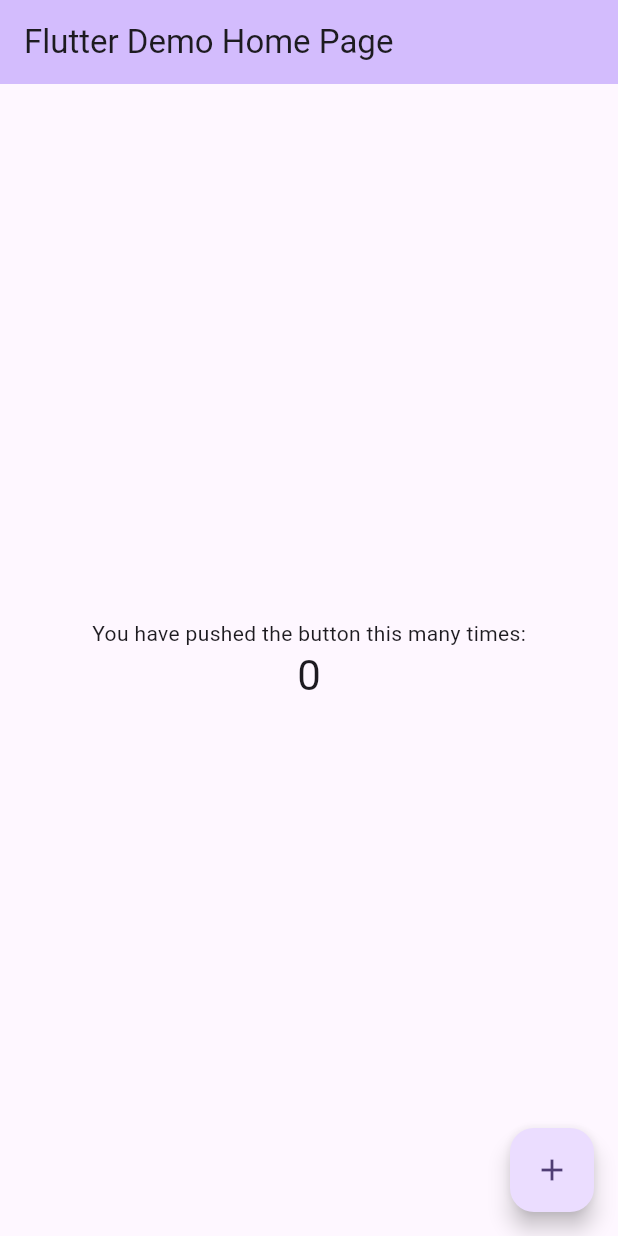
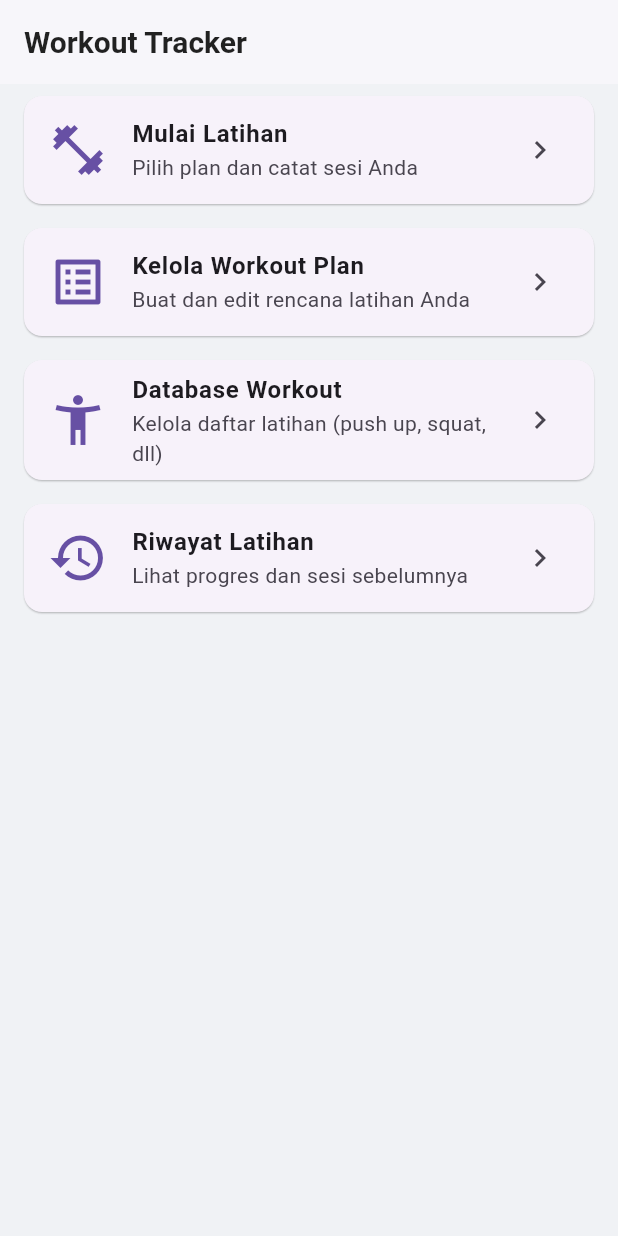
Before and after one commit to dzulfahmi/fitworkout, a Flutter app: the screen it shows after launch, on a phone screen of 412 x 824 dp. Run offline on Flutter 3.47's test engine with Material 3 defaults, Android fonts, the phone set to English and light mode, and no system bars; our stand-ins replace go_router, sqflite; accounts and stored records are empty.

Commit message:
Implement app routing and workout management features
- Add app_router.dart for route definitions and navigation
- Create HomeScreen and WorkoutListScreen for user interaction
- Update Workout model to WorkoutModel for consistency
- Modify DatabaseHelper methods to use WorkoutModel
- Integrate go_router for improved routing functionality
- Update pubspec.yaml and pubspec.lock to include go_router dependency

```diff
--- /dev/null
+++ b/lib/app_router.dart
@@ -0,0 +1,59 @@
+import 'package:fit_workout/screens/home_screen.dart';
+import 'package:fit_workout/screens/workout_list_screen.dart';
+import 'package:flutter/material.dart';
+import 'package:go_router/go_router.dart';
+// TODO: Impor halaman lain saat sudah dibuat
+// import 'package:home_workout_tracker/screens/plan_list_screen.dart';
+// import 'package:home_workout_tracker/screens/history_screen.dart';
+// import 'package:home_workout_tracker/screens/start_session_screen.dart';
+
+// Definisikan nama route agar mudah diakses dan menghindari typo
+class AppRoutes {
+  static const String homeRouteName = 'home';
+  static const String workoutListRouteName = 'workouts';
+  static const String planListRouteName = 'plans';
+  static const String historyRouteName = 'history';
+  static const String startSessionRouteName = 'start-session';
+}
+
+final appRouter = GoRouter(
+  initialLocation: '/', // Rute awal saat aplikasi dibuka
+  routes: [
+    GoRoute(
+      path: '/',
+      name: AppRoutes.homeRouteName,
+      builder: (context, state) => const HomeScreen(),
+    ),
+    GoRoute(
+      path: '/workouts',
+      name: AppRoutes.workoutListRouteName,
+      builder: (context, state) => const WorkoutListScreen(),
+    ),
+    // --- TODO: Tambahkan Rute Lain Di Sini ---
+    // Contoh untuk halaman yang belum dibuat:
+    /*
+    GoRoute(
+      path: '/plans',
+      name: AppRoutes.planListRouteName,
+      builder: (context, state) => const PlanListScreen(), // Ganti dengan widget Anda
+    ),
+    GoRoute(
+      path: '/history',
+      name: AppRoutes.historyRouteName,
+      builder: (context, state) => const HistoryScreen(), // Ganti dengan widget Anda
+    ),
+    GoRoute(
+      path: '/start-session',
+      name: AppRoutes.startSessionRouteName,
+      builder: (context, state) => const StartSessionScreen(), // Ganti dengan widget Anda
+    ),
+    */
+  ],
+  // Opsional: Tambahkan error builder untuk menangani rute yang tidak ditemukan
+  errorBuilder: (context, state) => Scaffold(
+    appBar: AppBar(title: const Text('Halaman Tidak Ditemukan')),
+    body: Center(
+      child: Text('Error: Rute ${state.error} tidak ada.'),
+    ),
+  ),
+);
--- a/lib/main.dart
+++ b/lib/main.dart
@@ -1,122 +1,60 @@
+import 'package:fit_workout/app_router.dart';
 import 'package:flutter/material.dart';
 
-void main() {
+void main() async {
+  // Pastikan Flutter binding diinisialisasi sebelum menjalankan kode async
+  WidgetsFlutterBinding.ensureInitialized();
+
+  // Anda bisa inisialisasi database di sini jika perlu,
+  // tapi lebih baik dilakukan 'lazy' (saat pertama kali dibutuhkan)
+  // di dalam DatabaseHelper.
+
   runApp(const MyApp());
 }
 
 class MyApp extends StatelessWidget {
   const MyApp({super.key});
 
-  // This widget is the root of your application.
   @override
   Widget build(BuildContext context) {
-    return MaterialApp(
-      title: 'Flutter Demo',
+    // Ubah dari MaterialApp ke MaterialApp.router
+    return MaterialApp.router(
+      title: 'Home Workout Tracker',
       theme: ThemeData(
-        // This is the theme of your application.
-        //
-        // TRY THIS: Try running your application with "flutter run". You'll see
-        // the application has a purple toolbar. Then, without quitting the app,
-        // try changing the seedColor in the colorScheme below to Colors.green
-        // and then invoke "hot reload" (save your changes or press the "hot
-        // reload" button in a Flutter-supported IDE, or press "r" if you used
-        // the command line to start the app).
-        //
-        // Notice that the counter didn't reset back to zero; the application
-        // state is not lost during the reload. To reset the state, use hot
-        // restart instead.
-        //
-        // This works for code too, not just values: Most code changes can be
-        // tested with just a hot reload.
-        colorScheme: ColorScheme.fromSeed(seedColor: Colors.deepPurple),
+        primarySwatch: Colors.blue,
+        useMaterial3: true,
+        scaffoldBackgroundColor: const Color(0xFFF0F2F5),
+        appBarTheme: const AppBarTheme(
+          backgroundColor: Colors.white,
+          elevation: 1,
+          foregroundColor: Colors.black87,
+          titleTextStyle: TextStyle(
+            color: Colors.black87,
+            fontSize: 20,
+            fontWeight: FontWeight.bold,
+          ),
+        ),
+        // --- PERBAIKAN DI SINI ---
+        // Mengganti CardTheme (sebuah widget) dengan CardThemeData (sebuah objek data tema)
+        cardTheme: CardThemeData(
+          elevation: 0.5,
+          margin: const EdgeInsets.symmetric(vertical: 8, horizontal: 16),
+          shape: RoundedRectangleBorder(
+            borderRadius: BorderRadius.circular(12),
+          ),
+        ),
+        floatingActionButtonTheme: FloatingActionButtonThemeData(
+          backgroundColor: Colors.blue.shade700,
+          foregroundColor: Colors.white,
+        ),
       ),
-      home: const MyHomePage(title: 'Flutter Demo Home Page'),
+      // Hapus 'home' karena sudah di-handle routerConfig
+      // home: const HomeScreen(),
+
+      // Tambahkan routerConfig dari file app_router.dart
+      routerConfig: appRouter,
+
+      debugShowCheckedModeBanner: false,
     );
   }
 }
-
-class MyHomePage extends StatefulWidget {
-  const MyHomePage({super.key, required this.title});
-
-  // This widget is the home page of your application. It is stateful, meaning
-  // that it has a State object (defined below) that contains fields that affect
-  // how it looks.
-
-  // This class is the configuration for the state. It holds the values (in this
-  // case the title) provided by the parent (in this case the App widget) and
-  // used by the build method of the State. Fields in a Widget subclass are
-  // always marked "final".
-
-  final String title;
-
-  @override
-  State<MyHomePage> createState() => _MyHomePageState();
-}
-
-class _MyHomePageState extends State<MyHomePage> {
-  int _counter = 0;
-
-  void _incrementCounter() {
-    setState(() {
-      // This call to setState tells the Flutter framework that something has
-      // changed in this State, which causes it to rerun the build method below
-      // so that the display can reflect the updated values. If we changed
-      // _counter without calling setState(), then the build method would not be
-      // called again, and so nothing would appear to happen.
-      _counter++;
-    });
-  }
-
-  @override
-  Widget build(BuildContext context) {
-    // This method is rerun every time setState is called, for instance as done
-    // by the _incrementCounter method above.
-    //
-    // The Flutter framework has been optimized to make rerunning build methods
-    // fast, so that you can just rebuild anything that needs updating rather
-    // than having to individually change instances of widgets.
-    return Scaffold(
-      appBar: AppBar(
-        // TRY THIS: Try changing the color here to a specific color (to
-        // Colors.amber, perhaps?) and trigger a hot reload to see the AppBar
-        // change color while the other colors stay the same.
-        backgroundColor: Theme.of(context).colorScheme.inversePrimary,
-        // Here we take the value from the MyHomePage object that was created by
-        // the App.build method, and use it to set our appbar title.
-        title: Text(widget.title),
-      ),
-      body: Center(
-        // Center is a layout widget. It takes a single child and positions it
-        // in the middle of the parent.
-        child: Column(
-          // Column is also a layout widget. It takes a list of children and
-          // arranges them vertically. By default, it sizes itself to fit its
-          // children horizontally, and tries to be as tall as its parent.
-          //
-          // Column has various properties to control how it sizes itself and
-          // how it positions its children. Here we use mainAxisAlignment to
-          // center the children vertically; the main axis here is the vertical
-          // axis because Columns are vertical (the cross axis would be
-          // horizontal).
-          //
-          // TRY THIS: Invoke "debug painting" (choose the "Toggle Debug Paint"
-          // action in the IDE, or press "p" in the console), to see the
-          // wireframe for each widget.
-          mainAxisAlignment: MainAxisAlignment.center,
-          children: <Widget>[
-            const Text('You have pushed the button this many times:'),
-            Text(
-              '$_counter',
-              style: Theme.of(context).textTheme.headlineMedium,
-            ),
-          ],
-        ),
-      ),
-      floatingActionButton: FloatingActionButton(
-        onPressed: _incrementCounter,
-        tooltip: 'Increment',
-        child: const Icon(Icons.add),
-      ), // This trailing comma makes auto-formatting nicer for build methods.
-    );
-  }
-}
--- /dev/null
+++ b/lib/screens/home_screen.dart
@@ -0,0 +1,107 @@
+import 'package:fit_workout/app_router.dart';
+import 'package:flutter/material.dart';
+// Hapus impor workout_list_screen.dart
+// import 'package:home_workout_tracker/screens/workout_list_screen.dart';
+import 'package:go_router/go_router.dart'; // Impor go_router
+
+class HomeScreen extends StatelessWidget {
+  const HomeScreen({super.key});
+
+  @override
+  Widget build(BuildContext context) {
+    return Scaffold(
+      appBar: AppBar(
+        title: const Text('Workout Tracker'),
+      ),
+      body: ListView(
+        children: [
+          _buildMenuCard(
+            context,
+            icon: Icons.fitness_center,
+            title: 'Mulai Latihan',
+            subtitle: 'Pilih plan dan catat sesi Anda',
+            onTap: () {
+              // TODO: Navigasi ke halaman pemilihan plan untuk memulai sesi
+              // Ganti dengan: context.pushNamed(AppRoutes.startSessionRouteName);
+              ScaffoldMessenger.of(context).showSnackBar(
+                const SnackBar(
+                    content: Text(
+                        'Halaman "Mulai Latihan" belum dibuat. Tambahkan di app_router.dart')),
+              );
+            },
+          ),
+          _buildMenuCard(
+            context,
+            icon: Icons.list_alt,
+            title: 'Kelola Workout Plan',
+            subtitle: 'Buat dan edit rencana latihan Anda',
+            onTap: () {
+              // TODO: Navigasi ke halaman CRUD Workout Plan (Fitur 2 & 3)
+              // Ganti dengan: context.pushNamed(AppRoutes.planListRouteName);
+              ScaffoldMessenger.of(context).showSnackBar(
+                const SnackBar(
+                    content: Text(
+                        'Halaman "Workout Plan" belum dibuat. Tambahkan di app_router.dart')),
+              );
+            },
+          ),
+          _buildMenuCard(
+            context,
+            icon: Icons.accessibility_new,
+            title: 'Database Workout',
+            subtitle: 'Kelola daftar latihan (push up, squat, dll)',
+            onTap: () {
+              // Navigasi ke halaman CRUD Workout (Fitur 1)
+              // Versi lama:
+              /*
+              Navigator.push(
+                context,
+                MaterialPageRoute(
+                  builder: (context) => const WorkoutListScreen(),
+                ),
+              );
+              */
+
+              // Versi baru dengan go_router
+              // Menggunakan nama rute lebih aman dari typo daripada path string
+              context.pushNamed(AppRoutes.workoutListRouteName);
+            },
+          ),
+          _buildMenuCard(
+            context,
+            icon: Icons.history,
+            title: 'Riwayat Latihan',
+            subtitle: 'Lihat progres dan sesi sebelumnya',
+            onTap: () {
+              // TODO: Navigasi ke halaman riwayat (Fitur 4)
+              // Ganti dengan: context.pushNamed(AppRoutes.historyRouteName);
+              ScaffoldMessenger.of(context).showSnackBar(
+                const SnackBar(
+                    content: Text(
+                        'Halaman "Riwayat" belum dibuat. Tambahkan di app_router.dart')),
+              );
+            },
+          ),
+        ],
+      ),
+    );
+  }
+
+  Widget _buildMenuCard(
+    BuildContext context, {
+    required IconData icon,
+    required String title,
+    required String subtitle,
+    required VoidCallback onTap,
+  }) {
+    return Card(
+      child: ListTile(
+        leading: Icon(icon, size: 40, color: Theme.of(context).primaryColor),
+        title: Text(title, style: const TextStyle(fontWeight: FontWeight.bold)),
+        subtitle: Text(subtitle),
+        trailing: const Icon(Icons.chevron_right),
+        onTap: onTap,
+      ),
+    );
+  }
+}
--- a/pubspec.yaml
+++ b/pubspec.yaml
@@ -37,6 +37,7 @@ dependencies:
   sqflite: ^2.4.2
   path: ^1.9.1
   provider: ^6.1.5+1
+  go_router: ^16.3.0
 
 dev_dependencies:
   flutter_test:
```
Also changed, not shown: lib/core/database_helper.dart (+6 -6 lines), lib/core/model/workout_model.dart (+5 -5 lines), lib/screens/workout_list_screen.dart (added, +224 -0 lines), pubspec.lock.
